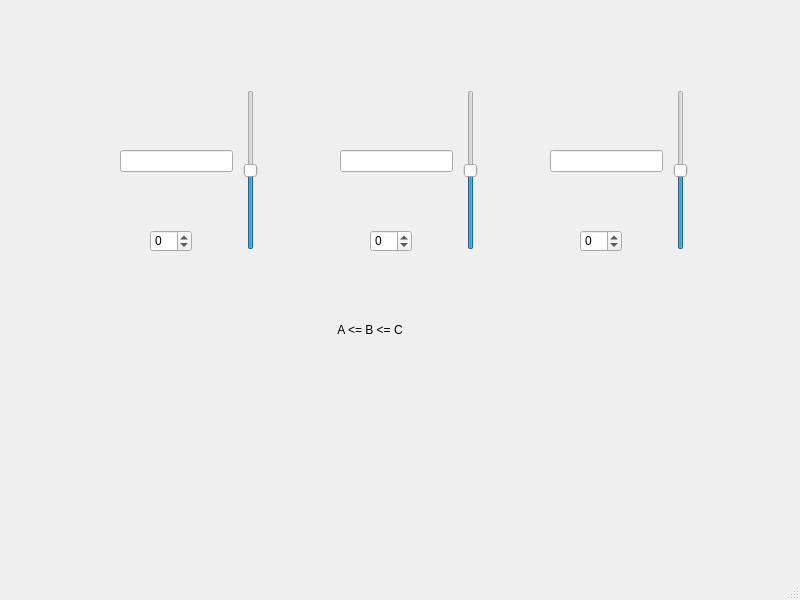
Before: the Qt Designer form lab3_2/mvcui.ui in kamildono/OOP2026, drawn with Qt 5.
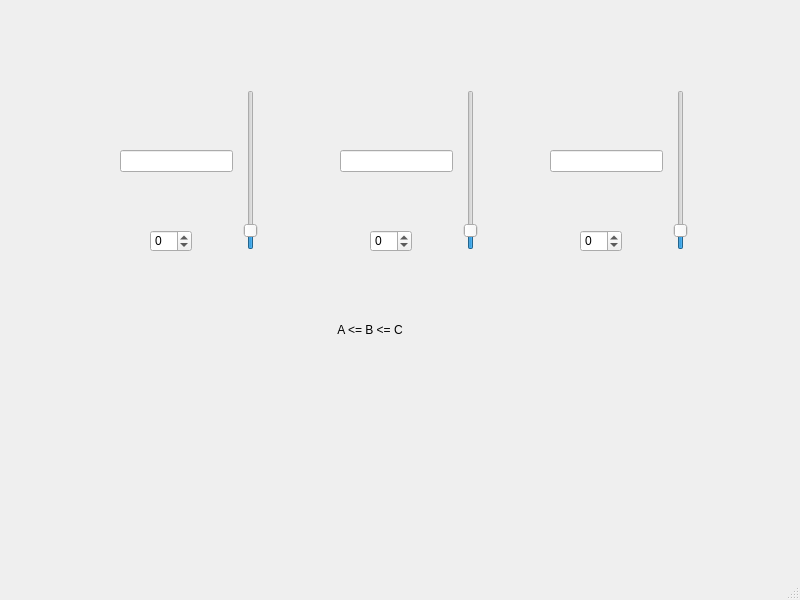
After: the same form once the commit is applied.

Commit message: Regulates, but MVC shouldn't work with strings and also haven't checked how much precisely I send signals TO-DO: add some "client-like" functionality onto the Form

The edit to the form file:
```diff
--- a/lab3_2/mvcui.ui
+++ b/lab3_2/mvcui.ui
@@ -56,10 +56,10 @@
      </rect>
     </property>
     <property name="minimum">
-     <number>-500</number>
+     <number>-10</number>
     </property>
     <property name="maximum">
-     <number>500</number>
+     <number>110</number>
     </property>
     <property name="orientation">
      <enum>Qt::Orientation::Vertical</enum>
@@ -75,10 +75,10 @@
      </rect>
     </property>
     <property name="minimum">
-     <number>-500</number>
+     <number>-10</number>
     </property>
     <property name="maximum">
-     <number>500</number>
+     <number>110</number>
     </property>
     <property name="orientation">
      <enum>Qt::Orientation::Vertical</enum>
@@ -110,10 +110,10 @@
      </rect>
     </property>
     <property name="minimum">
-     <number>-500</number>
+     <number>-10</number>
     </property>
     <property name="maximum">
-     <number>500</number>
+     <number>110</number>
     </property>
     <property name="orientation">
      <enum>Qt::Orientation::Vertical</enum>
```
The commit also changes 3 other files.
